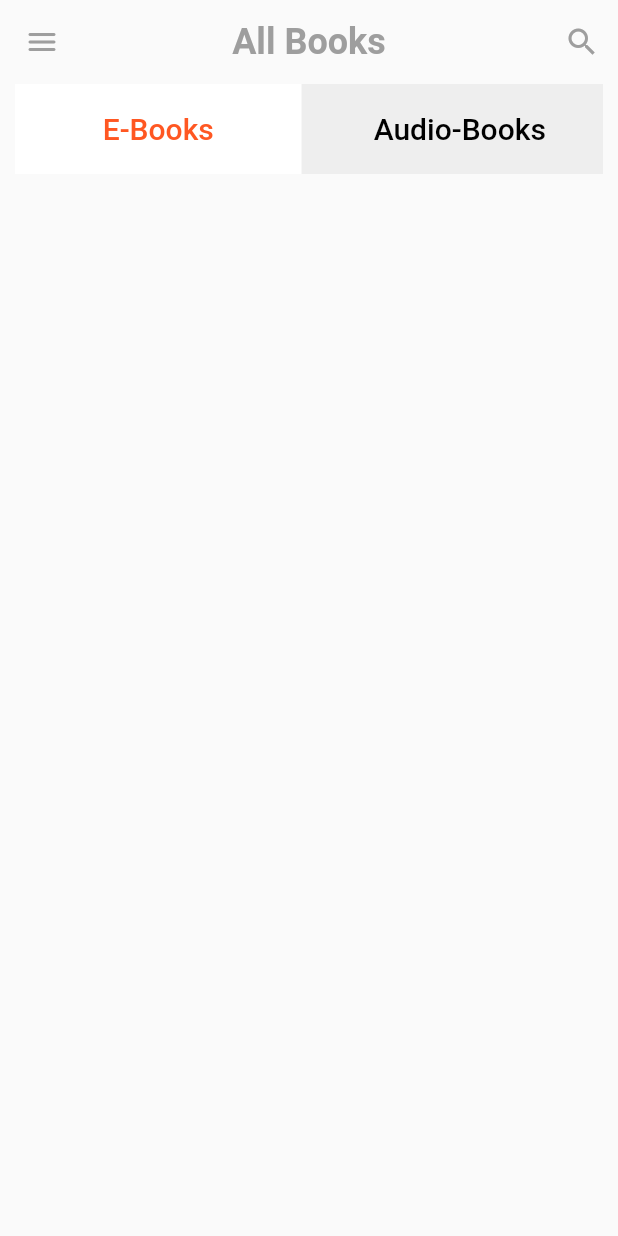
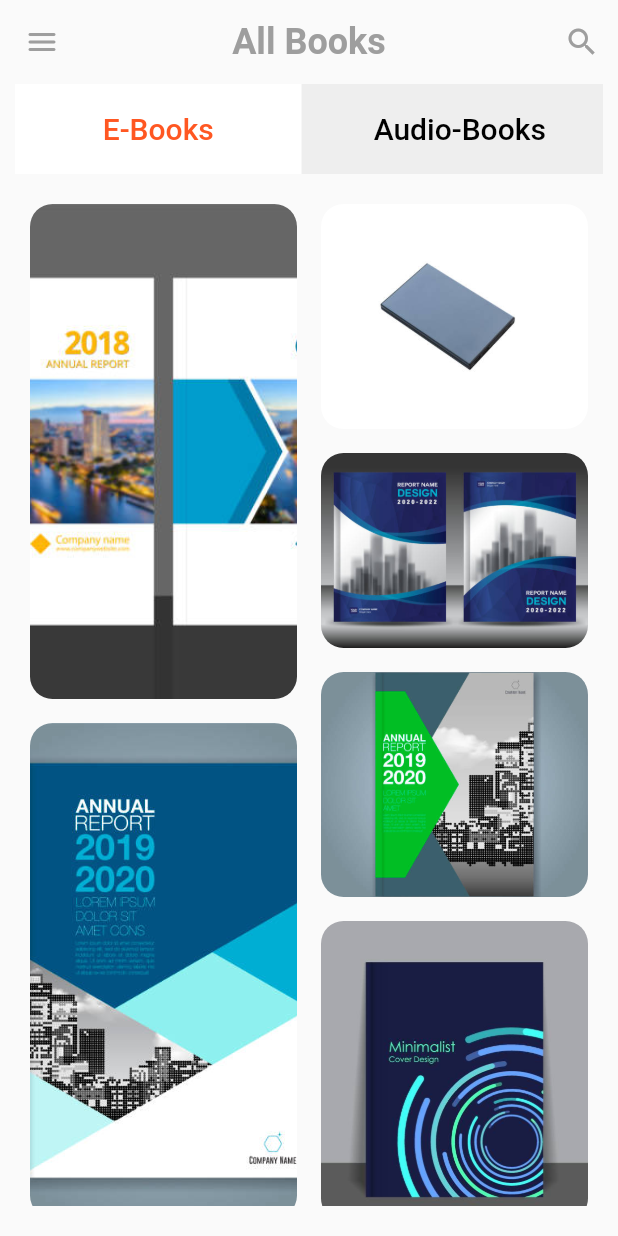
Before and after one commit to Tareq23/flutter-api-integration, a Flutter app: the screen it shows after launch, on a phone screen of 412 x 824 dp. Run offline on Flutter 3.47's test engine with Material 2 defaults, Android fonts, the light colour scheme and no system bars.

Commit message:
ebook ui's book's image show in pageview widget

```diff
--- a/lib/model/book.dart
+++ b/lib/model/book.dart
@@ -8,7 +8,7 @@ class Book
   String imgUrl;
   num score;
   num rating;
-  num height;
+  double height;
   String review;
   Book(
       this.type,
@@ -24,7 +24,14 @@ class Book
 
   static List<Book> generateBookList (){
     return [
-
+      Book('type', 'name', 'publisher', DateTime(2021,3,12), 'assets/images/1.jpg', 12, 4.5, 330, 'review'),
+      Book('type', 'name', 'publisher', DateTime(2021,3,12), 'assets/images/2.jpg', 12, 4.5, 150, 'review'),
+      Book('type', 'name', 'publisher', DateTime(2021,3,12), 'assets/images/3.jpg', 12, 4.5, 130, 'review'),
+      Book('type', 'name', 'publisher', DateTime(2021,3,12), 'assets/images/4.jpg', 12, 4.5, 150, 'review'),
+      Book('type', 'name', 'publisher', DateTime(2021,3,12), 'assets/images/5.jpg', 12, 4.5, 330, 'review'),
+      Book('type', 'name', 'publisher', DateTime(2021,3,12), 'assets/images/6.jpg', 12, 4.5, 200, 'review'),
+      Book('type', 'name', 'publisher', DateTime(2021,3,12), 'assets/images/7.jpg', 12, 4.5, 130, 'review'),
+      Book('type', 'name', 'publisher', DateTime(2021,3,12), 'assets/images/8.jpg', 12, 4.5, 300, 'review'),
     ];
   }
 
--- a/lib/pages/home/home.dart
+++ b/lib/pages/home/home.dart
@@ -1,4 +1,5 @@
 import 'package:flutter/material.dart';
+import 'package:flutterapiconsume/pages/home/widgets/book_staggered_grid_view.dart';
 import 'package:flutterapiconsume/pages/home/widgets/custom_tab.dart';
 
 
@@ -30,7 +31,18 @@ class _HomePageState extends State<HomePage> {
                     pageController.jumpToPage(index);
                   }
                 }
-            )
+            ),
+          Expanded(
+            child: BookStaggeredGridView(
+              tabIndex,
+              pageController,
+                (int index){
+                  setState(() {
+                    index = tabIndex;
+                  });
+                }
+            ),
+          ),
         ],
       )
     );
--- /dev/null
+++ b/lib/pages/home/widgets/book_item.dart
@@ -0,0 +1,25 @@
+
+
+
+import 'package:flutter/material.dart';
+import 'package:flutterapiconsume/model/book.dart';
+
+class BookItem extends StatelessWidget {
+  final Book book;
+  const BookItem(this.book,{Key? key}) : super(key: key);
+
+  @override
+  Widget build(BuildContext context) {
+    // print('${book.imgUrl}');
+    return Container(
+      height: book.height,
+      decoration: BoxDecoration(
+        image: DecorationImage(
+          image: AssetImage(book.imgUrl),
+          fit: BoxFit.cover,
+        ),
+        borderRadius: BorderRadius.circular(15.0),
+      ),
+    );
+  }
+}
--- a/lib/pages/home/widgets/book_staggered_grid_view.dart
+++ b/lib/pages/home/widgets/book_staggered_grid_view.dart
@@ -1,18 +1,42 @@
+import 'package:flutter/material.dart';
+import 'package:flutter_staggered_grid_view/flutter_staggered_grid_view.dart';
+import 'package:flutterapiconsume/model/book.dart';
+import 'package:flutterapiconsume/pages/home/widgets/book_item.dart';
 
 
-import 'package:flutter/material.dart';
-import 'package:flutter_staggered_grid_view/flutter_staggered_grid_view.dart';
 
-class BookStaggerGridView extends StatefulWidget {
-  const BookStaggerGridView({Key? key}) : super(key: key);
+class BookStaggeredGridView extends StatelessWidget {
+  final int selected;
+  final PageController pageController;
+  final book = Book.generateBookList();
+  final Function callback;
+  BookStaggeredGridView(this.selected, this.pageController,this.callback,{Key? key}) : super(key: key);
 
   @override
-  _BookStaggerGridViewState createState() => _BookStaggerGridViewState();
-}
+  Widget build(BuildContext context) {
+    return Container(
+      padding: EdgeInsets.all(20),
+      child: PageView(
+        scrollDirection: Axis.vertical,
+        controller: pageController,
+        onPageChanged: (index) => callback,
+        children: [
+          StaggeredGridView.countBuilder(
+              crossAxisSpacing: 16,
+              mainAxisSpacing: 16,
+              shrinkWrap: true,
+              physics: const ScrollPhysics(),
+              crossAxisCount: 4,
+              itemCount: book.length,
+              itemBuilder: (context,index){
 
-class _BookStaggerGridViewState extends State<BookStaggerGridView> {
-  @override
-  Widget build(BuildContext context) {
-    return Container();
+                return BookItem(book[index]);
+              },
+              staggeredTileBuilder: (_) => StaggeredTile.fit(2),
+          ),
+          Container(),
+        ],
+      ),
+    );
   }
 }
```
Also changed, not shown: pubspec.yaml (+8 -1 lines), output_image/UI1.PNG (added), 1 other file.
